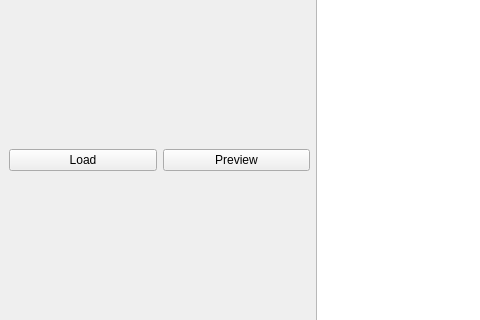
Qt form ui/iogen_main.ui (DamirKh/io_ref) before a commit; both pictures show x 0 to 480 and y 284 to 604 of the 1229 by 755 pixel window.
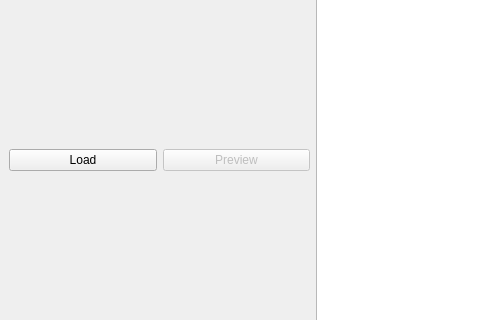
The same form after that commit.

Diff of the .ui file:
```diff
--- a/ui/iogen_main.ui
+++ b/ui/iogen_main.ui
@@ -86,7 +86,10 @@
          </widget>
         </item>
         <item>
-         <widget class="QPushButton" name="pushButton_4">
+         <widget class="QPushButton" name="pushButton_preview">
+          <property name="enabled">
+           <bool>false</bool>
+          </property>
           <property name="text">
            <string>Preview</string>
           </property>
```
Left out of the diff: 8 changed lines with no effect on the pictures.
